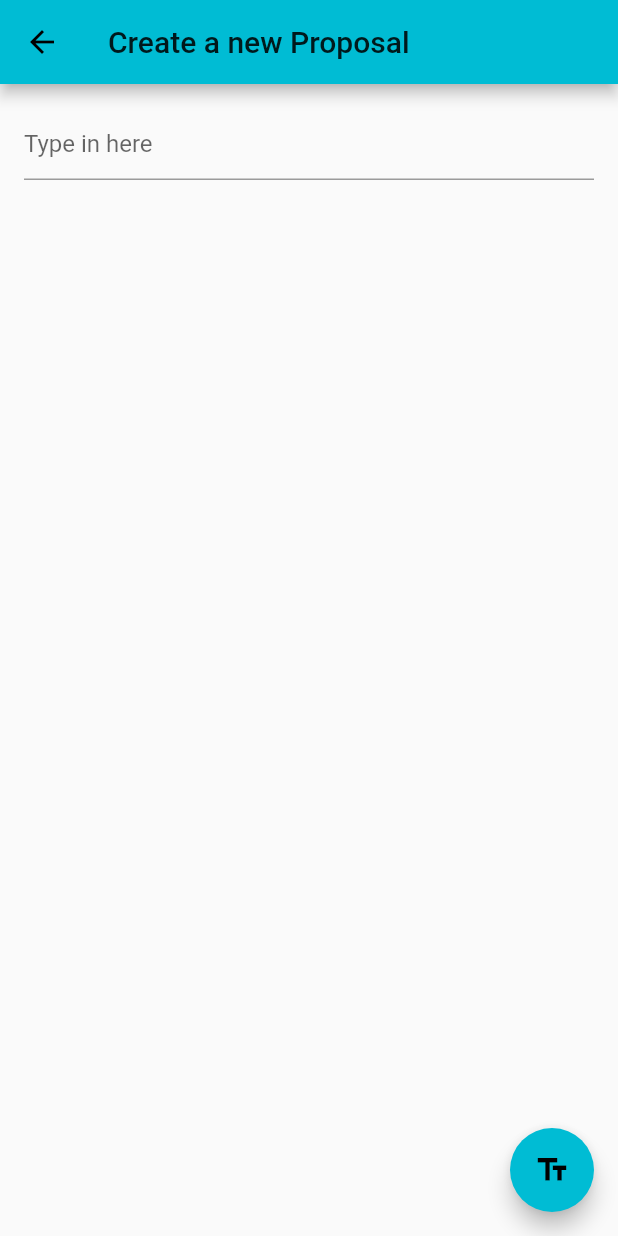
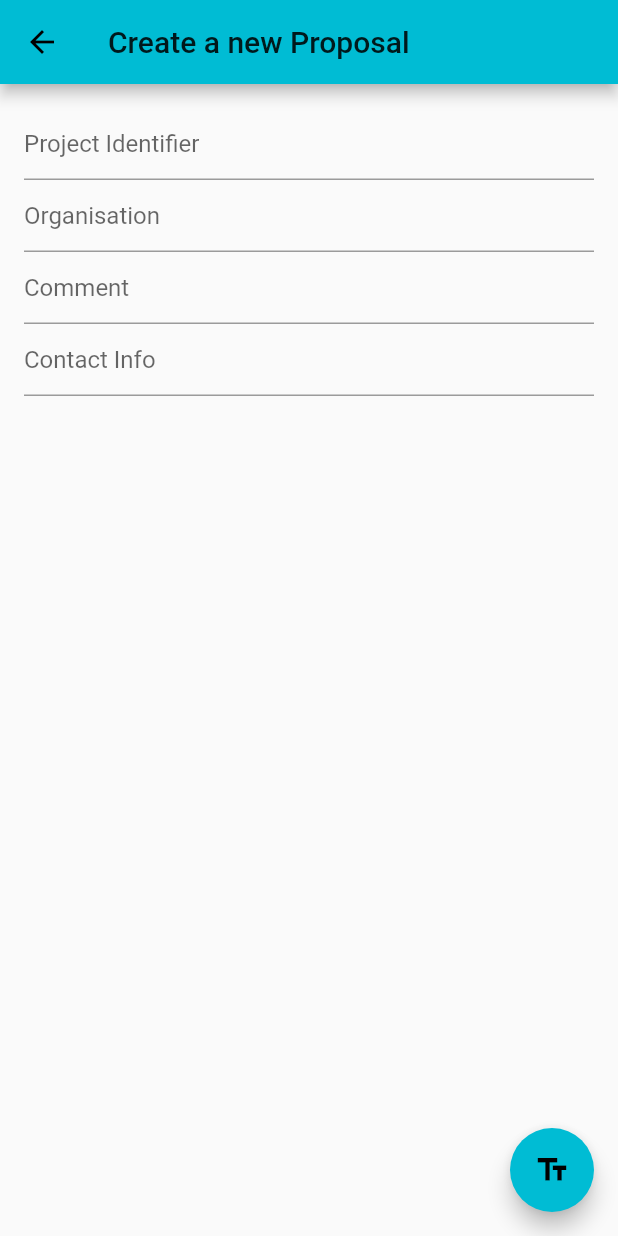
Before and after one commit to GilgusMaximus/Global-Solution-Challenge-21, a Flutter app: the screen it shows after launch, after a tap on the "add" icon, on a phone screen of 412 x 824 dp. Run offline on Flutter 3.47's test engine with Material 2 defaults, Android fonts, the phone set to English and light mode, and no system bars; our stand-ins replace page_transition, rflutter_alert; missing offline and left inert: dart:html.

Commit message:
management of input

```diff
--- a/flutter_project/lib/main.dart
+++ b/flutter_project/lib/main.dart
@@ -2,13 +2,8 @@ import 'dart:html';
 
 import 'package:flutter/material.dart';
 import 'package:page_transition/page_transition.dart';
+import 'package:rflutter_alert/rflutter_alert.dart';
 
-import 'screens/CreateScreen.dart';
-import 'screens/CreateScreen.dart';
-import 'screens/CreateScreen.dart';
-import 'screens/CreateScreen.dart';
-import 'screens/CreateScreen.dart';
-import 'screens/CreateScreen.dart';
 import 'screens/CreateScreen.dart';
 
 void main() {
@@ -52,7 +47,7 @@ class _MyHomePageState extends State<MyHomePage> {
   final _biggerFont = TextStyle(fontSize: 18.0);
   final myController = TextEditingController();
 
-  final filteredList = <String>{"haha", "hehe"}; //remove items from here where input != what we want
+  final filteredList = <Entry>{}; //remove items from here where input != what we want
 
   @override
   void initState() {
@@ -74,12 +69,11 @@ class _MyHomePageState extends State<MyHomePage> {
   }
 
   void _onChangeSearch(){ //TODO participate -> show in main home screen
-    //print("Debug: "+ () => ((filteredList.length > 0) ?  filteredList.elementAt(0)+UserInput.elementAt(0) : ''));
     setState(() {
       filteredList.clear();
-      for(String word in UserInput){
-        if(word.contains(myController.text))
-          filteredList.add(word);
+      for(Entry entry in UserInput){
+        if(entry.Identifier.contains(myController.text))
+          filteredList.add(entry);
       }
     });
   }
@@ -101,27 +95,40 @@ class _MyHomePageState extends State<MyHomePage> {
     );
   }
 
-  Widget _builtRow(String input){
+  Widget _builtRow(Entry entry){
     return ListTile(
       title: Text(
-          input,
+          entry.Identifier,
           style: _biggerFont),
       trailing: Icon(
         Icons.search,
         color: Colors.cyan,
       ),
       onTap: (){//when tapping the line
-        //TODO aufrufen des items
-        showDialog(//Debug
+        //show description for item
+        Alert(
           context: context,
-          builder: (context) {
-            return AlertDialog(
-              // Retrieve the text the that user has entered by using the
-              // TextEditingController.
-              content: Text(input), //access textfield with myController.text
-            );
-          },
-        );
+          type: AlertType.info,
+          title: entry.Identifier,
+          content: Column(
+            children: <Widget>[
+              Text(entry.Organisation,
+            style: _biggerFont,
+                ),
+
+            ],
+          ),
+          buttons: [
+            DialogButton(
+              child: Text(
+                "Got it!",
+                style: TextStyle(color: Colors.white, fontSize: 20),
+              ),
+              onPressed: () => Navigator.pop(context), //TODO can also do fancy stuff here!
+              width: 120,
+            )
+          ],
+        ).show();
 
       },
     );
--- a/flutter_project/lib/screens/CreateScreen.dart
+++ b/flutter_project/lib/screens/CreateScreen.dart
@@ -1,7 +1,17 @@
 import 'package:flutter/material.dart';
 
 //globals
-final UserInput = <String>{};
+final UserInput = <Entry>{};
+
+class Entry{
+  String Identifier;
+  String Organisation;
+  String Comment = "";
+  String Contact = "";
+
+  Entry(@required this.Identifier, @required this.Organisation, this.Comment, this.Contact);
+
+}
 
 class CreatePage extends StatefulWidget {
   @override
@@ -11,29 +21,41 @@ class CreatePage extends StatefulWidget {
 class _CreatePageState extends State<CreatePage> {
   final _biggerFont = TextStyle(fontSize: 18.0);
 
-  final myController = TextEditingController(); //controller for handling the textField
+  final IDController = TextEditingController(); //controller for handling the textField
+  final OrgaController = TextEditingController();
+  final CommentController = TextEditingController();
+  final ContactController = TextEditingController();
 
   @override
   void dispose() {
     // Clean up the controller when the widget is disposed.
-    myController.dispose();
+    IDController.dispose();
     super.dispose();
   }
 
   void _onSubmitButtonPressed(){ //when pressing button
-    if(!UserInput.contains(myController.text))
-      UserInput.add(myController.text); //add to controller
+    Entry entry = Entry(IDController.text, OrgaController.text, CommentController.text, ContactController.text);
+
+    if(IDController.text != "" && OrgaController.text != ""){ //TODO generate Hash and check if our Obj is already in List
+      UserInput.add(entry); //add to controller
 
       showDialog(
         context: context,
         builder: (context) {
           return AlertDialog(
-          // Retrieve the text the that user has entered by using the
-          // TextEditingController.
-          content: Text(myController.text), //access textfield with myController.text
+            content: Text("Item added!"), //access textfield with myController.text
           );
         },
       );
+
+      //clearing text
+      IDController.clear();
+      OrgaController.clear();
+      CommentController.clear();
+      ContactController.clear();
+
+    }
+
   }
 
   void _onSubmitEnter(String string){ //when pressing enter
@@ -48,19 +70,47 @@ class _CreatePageState extends State<CreatePage> {
       ),
       body: Padding(
         padding: const EdgeInsets.all(16.0),
-        child: TextField(
+        child: Center(
+          child: Column(
+            children: [
+              TextField(
                 decoration: new InputDecoration(
-              hintText: "Type in here"
+                    hintText: "Project Identifier"
                 ),
-          controller: myController,
+                controller: IDController,
                 onSubmitted: _onSubmitEnter,
+              ),
+              TextField(
+                decoration: new InputDecoration(
+                    hintText: "Organisation"
+                ),
+                controller: OrgaController,
+                onSubmitted: _onSubmitEnter,
+              ),
+              TextField(
+                decoration: new InputDecoration(
+                    hintText: "Comment"
+                ),
+                controller: CommentController,
+                onSubmitted: _onSubmitEnter,
+              ),
+              TextField(
+                decoration: new InputDecoration(
+                    hintText: "Contact Info"
+                ),
+                controller: ContactController,
+                onSubmitted: _onSubmitEnter,
+              ),
+            ],
+
+          ),
         ),
       ),
       floatingActionButton: FloatingActionButton( //for android
         // When the user presses the button, show an alert dialog containing
         // the text that the user has entered into the text field.
         onPressed: _onSubmitButtonPressed,
-        tooltip: 'Show me the value!',
+        tooltip: 'Create new Entry',
         child: Icon(Icons.text_fields),
       ),
     );
--- a/flutter_project/pubspec.yaml
+++ b/flutter_project/pubspec.yaml
@@ -24,6 +24,7 @@ dependencies:
   flutter:
     sdk: flutter
   page_transition: "^1.1.7+6"
+  rflutter_alert: ^2.0.2
 
 
   # The following adds the Cupertino Icons font to your application.
```
Also changed, not shown: flutter_project/pubspec.lock. Lines whose indentation alone changed are shown as unchanged.
